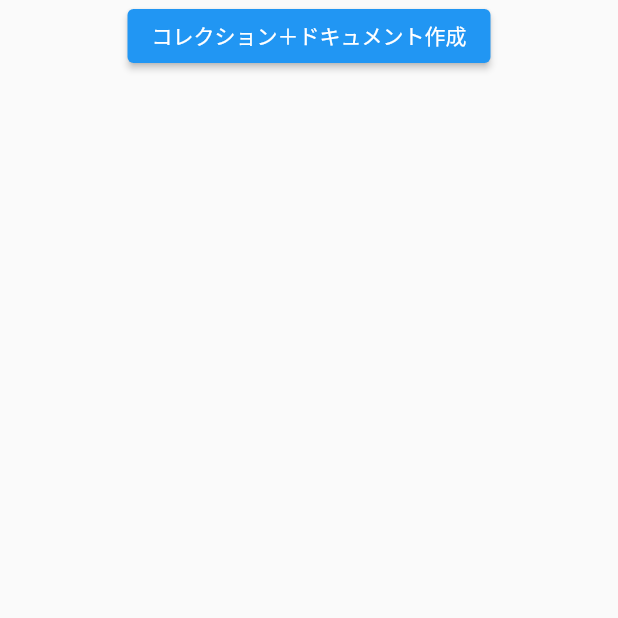
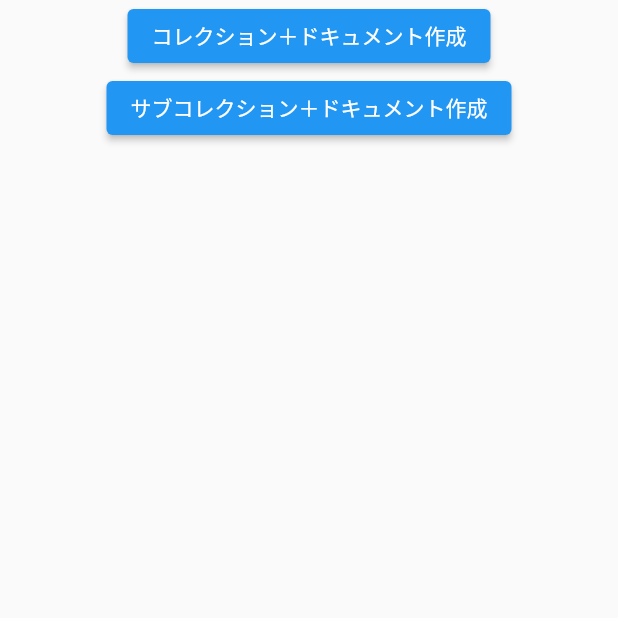
Before and after one commit to nodatsu/flutter14, a Flutter app: the screen it shows after launch, after a tap on "コレクション＋ドキュメント作成", on a phone screen of 412 x 824 dp, the top half of it. Run offline on Flutter 3.47's test engine with Material 2 defaults, Android fonts, the light colour scheme and no system bars; our stand-ins replace cloud_firestore, firebase_core; accounts and stored records are empty; statements that could not run were skipped.

Commit message:
サブコレクション追加機能

```diff
--- a/lib/main.dart
+++ b/lib/main.dart
@@ -52,8 +52,20 @@ class _MyFirestorePageState extends State<MyFirestorePage> {
                 // ドキュメント作成
                 await FirebaseFirestore.instance
                     .collection('users') // コレクションID
-                    .doc('id_abc') // ドキュメントID
-                    .set({'name': '鈴木', 'age': 40}); // データ
+                    .doc('id_ghi') // ドキュメントID
+                    .set({'name': '田中', 'age': 20}); // データ
+              },
+            ),
+            ElevatedButton(
+              child: Text('サブコレクション＋ドキュメント作成'),
+              onPressed: () async {
+                // サブコレクション内にドキュメント作成
+                await FirebaseFirestore.instance
+                    .collection('users') // コレクションID
+                    .doc('id_abc') // ドキュメントID << usersコレクション内のドキュメント
+                    .collection('orders') // サブコレクションID
+                    .doc('id_123') // ドキュメントID << サブコレクション内のドキュメント
+                    .set({'price': 600, 'date': '9/13'}); // データ
               },
             ),
           ],
```
